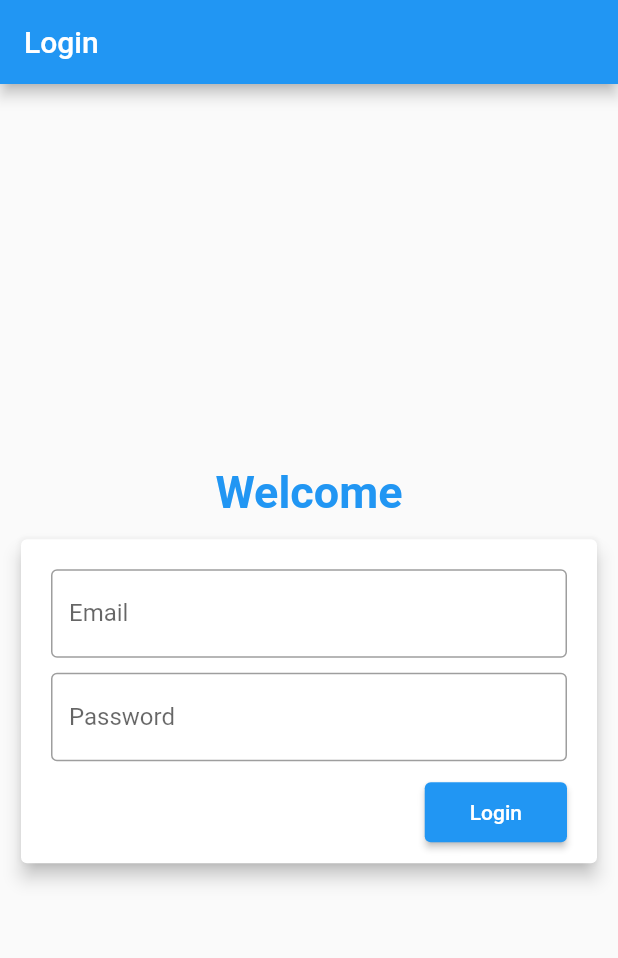
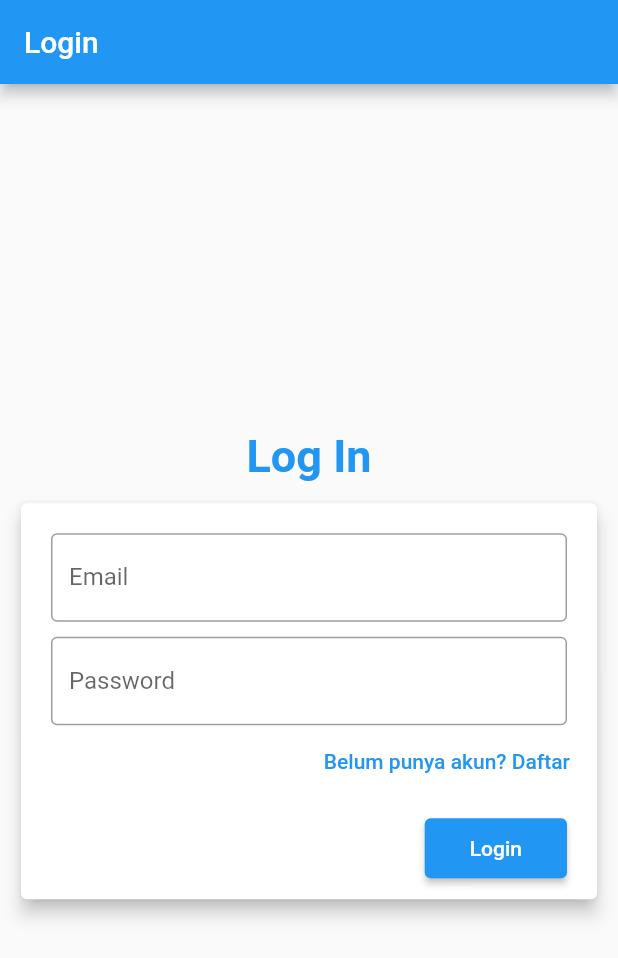
Before and after one commit to Farhan-ns/uas_mobile_programming_32, a Flutter app: the screen it shows after launch, on a phone screen of 412 x 824 dp. Shown: the top 958 px of the screen. Run offline on Flutter 3.47's test engine with Material 2 defaults, Android fonts, the phone set to English and light mode, and no system bars; our stand-ins replace page_transition.

Commit message:
Garbage placeholder stuffs

```diff
--- a/lib/customer/customer_login.dart
+++ b/lib/customer/customer_login.dart
@@ -1,4 +1,6 @@
 import 'package:flutter/material.dart';
+import 'package:page_transition/page_transition.dart';
+import 'package:uas_mobile_programming_32/customer/customer_register.dart';
 
 class CustomerLogin extends StatefulWidget {
   const CustomerLogin({Key? key}) : super(key: key);
@@ -31,7 +33,7 @@ class _CustomerLoginState extends State<CustomerLogin> {
                   alignment: Alignment.center,
                   padding: EdgeInsets.all(10),
                   child: const Text(
-                    'Welcome',
+                    'Log In',
                     style: TextStyle(
                         color: Colors.blue,
                         fontWeight: FontWeight.bold,
@@ -63,6 +65,26 @@ class _CustomerLoginState extends State<CustomerLogin> {
                           ),
                         ),
                         Container(
+                          child: TextButton(
+                            onPressed: () {
+                              Navigator.push(
+                                  context,
+                                  PageTransition(
+                                      child: CustomerRegister(),
+                                      type: PageTransitionType.fade,
+                                      reverseDuration:
+                                          Duration(milliseconds: 900),
+                                      duration: Duration(milliseconds: 400)));
+                            },
+                            child: Row(
+                              mainAxisAlignment: MainAxisAlignment.end,
+                              children: const [
+                                Text('Belum punya akun? Daftar'),
+                              ],
+                            ),
+                          ),
+                        ),
+                        Container(
                           padding: formPadding,
                           child: Row(
                             mainAxisAlignment: MainAxisAlignment.end,
--- a/lib/main.dart
+++ b/lib/main.dart
@@ -1,5 +1,7 @@
 import 'package:flutter/material.dart';
+import 'package:page_transition/page_transition.dart';
 import 'package:uas_mobile_programming_32/customer/customer_login.dart';
+import 'package:uas_mobile_programming_32/customer/customer_register.dart';
 
 void main() {
   runApp(const MyApp());
@@ -10,13 +12,17 @@ class MyApp extends StatelessWidget {
 
   @override
   Widget build(BuildContext context) {
+    var routes = {
+      CustomerLogin.routeName: (context) => const CustomerLogin(),
+      CustomerRegister.routeName: (context) => const CustomerRegister()
+    };
+
     return MaterialApp(
       title: 'Flutter Demo',
       theme: ThemeData(
         primarySwatch: Colors.blue,
       ),
-      initialRoute: CustomerLogin.routeName,
-      routes: {CustomerLogin.routeName: (context) => const CustomerLogin()},
+      home: CustomerLogin(),
     );
   }
 }
```
Also changed, not shown: lib/customer/customer_register.dart (+110 -0 lines).
